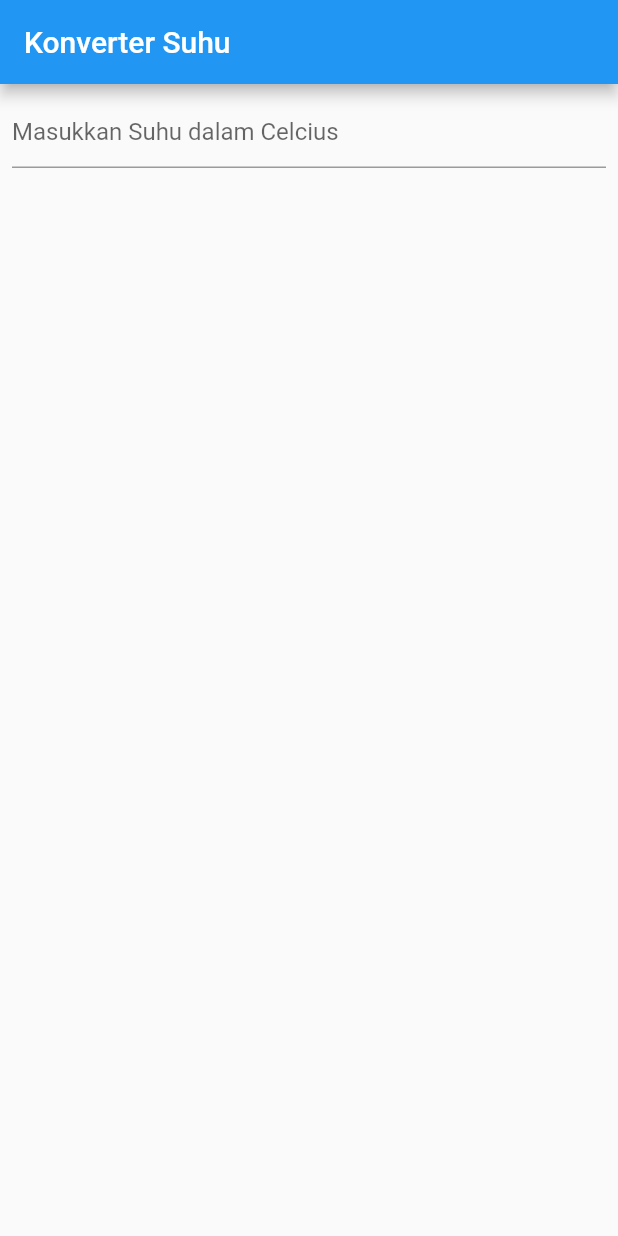
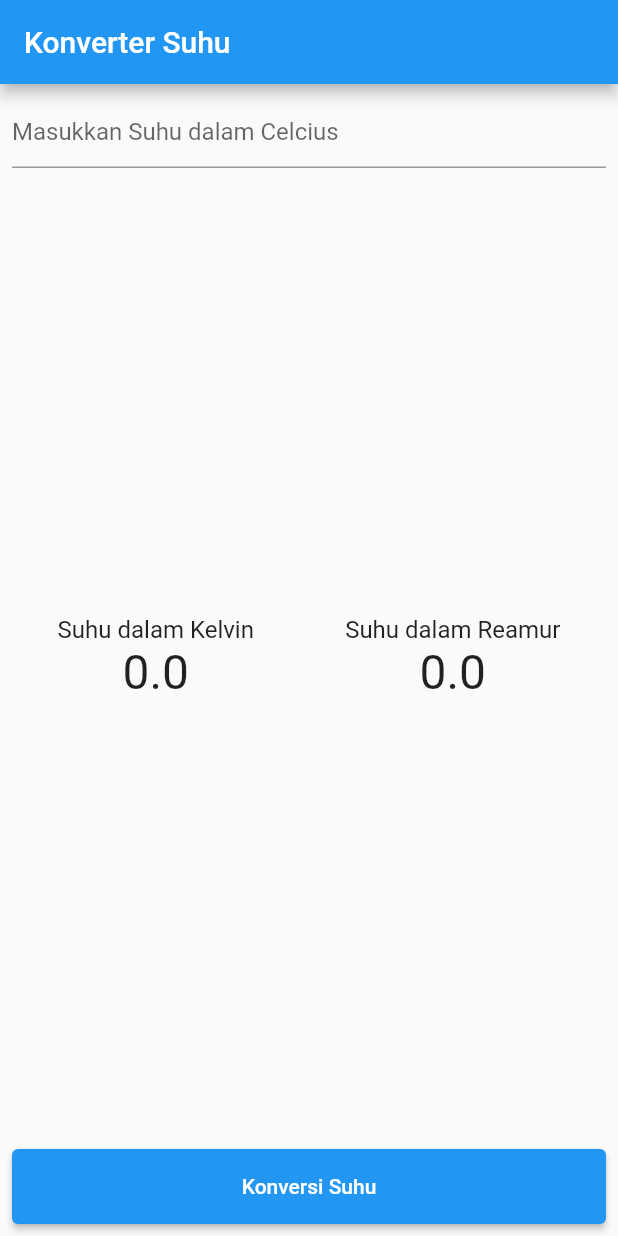
Before and after one commit to Amelia-ux/konversi_suhu, a Flutter app: the screen it shows after launch, on a phone screen of 412 x 824 dp. Run offline on Flutter 3.47's test engine with Material 2 defaults, Android fonts, the phone set to English and light mode, and no system bars.

Commit message:
converter done

```diff
--- a/lib/main.dart
+++ b/lib/main.dart
@@ -5,10 +5,26 @@ void main() {
   runApp(MyApp());
 }
 
-class MyApp extends StatelessWidget {
-  //const MyApp({super.key});
+class MyApp extends StatefulWidget {
+  @override
+  State<MyApp> createState() => _MyAppState();
+}
 
+class _MyAppState extends State<MyApp> {
   // This widget is the root of your application.
+  TextEditingController etInput = new TextEditingController();
+  double _inputUser = 0;
+  double _kelvin = 0;
+  double _reamur = 0;
+
+  convert() {
+    setState(() {
+      _inputUser = double.parse(etInput.text);
+      _reamur = 4 / 5 * _inputUser;
+      _kelvin = _inputUser + 273;
+    });
+  }
+
   @override
   Widget build(BuildContext context) {
     return MaterialApp(
@@ -16,15 +32,6 @@ class MyApp extends StatelessWidget {
       debugShowCheckedModeBanner: false,
       theme: ThemeData(
         visualDensity: VisualDensity.adaptivePlatformDensity,
-        // This is the theme of your application.
-        //
-        // Try running your application with "flutter run". You'll see the
-        // application has a blue toolbar. Then, without quitting the app, try
-        // changing the primarySwatch below to Colors.green and then invoke
-        // "hot reload" (press "r" in the console where you ran "flutter run",
-        // or simply save your changes to "hot reload" in a Flutter IDE).
-        // Notice that the counter didn't reset back to zero; the application
-        // is not restarted.
         primarySwatch: Colors.blue,
       ),
       home: Scaffold(
@@ -33,12 +40,50 @@ class MyApp extends StatelessWidget {
         ),
         body: Container(
           margin: EdgeInsets.all(8),
-          child: TextFormField(
-            keyboardType: TextInputType.number,
-            inputFormatters: [FilteringTextInputFormatter.digitsOnly],
-            decoration: const InputDecoration(
-              hintText: 'Masukkan Suhu dalam Celcius',
-            ),
+          child: Column(
+            mainAxisAlignment: MainAxisAlignment.spaceBetween,
+            children: [
+              TextFormField(
+                keyboardType: TextInputType.number,
+                inputFormatters: [FilteringTextInputFormatter.digitsOnly],
+                controller: etInput,
+                decoration: const InputDecoration(
+                  hintText: 'Masukkan Suhu dalam Celcius',
+                ),
+              ),
+              Row(
+                mainAxisAlignment: MainAxisAlignment.spaceAround,
+                children: [
+                  Column(
+                    children: [
+                      Text(
+                        'Suhu dalam Kelvin',
+                        style: TextStyle(fontSize: 16),
+                      ),
+                      Text(
+                        '$_kelvin',
+                        style: TextStyle(fontSize: 32),
+                      ),
+                    ],
+                  ),
+                  Column(
+                    children: [
+                      Text('Suhu dalam Reamur', style: TextStyle(fontSize: 16)),
+                      Text(
+                        '$_reamur',
+                        style: TextStyle(fontSize: 32),
+                      ),
+                    ],
+                  ),
+                ],
+              ),
+              Container(
+                width: double.infinity,
+                height: 50,
+                child: ElevatedButton(
+                    onPressed: convert, child: Text("Konversi Suhu")),
+              ),
+            ],
           ),
         ),
       ),
```
